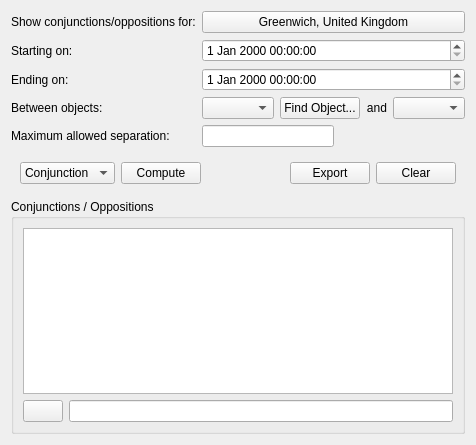
The window that kstars/tools/conjunctions.ui (KDE/kstars) describes before a commit, drawn with Qt 5.
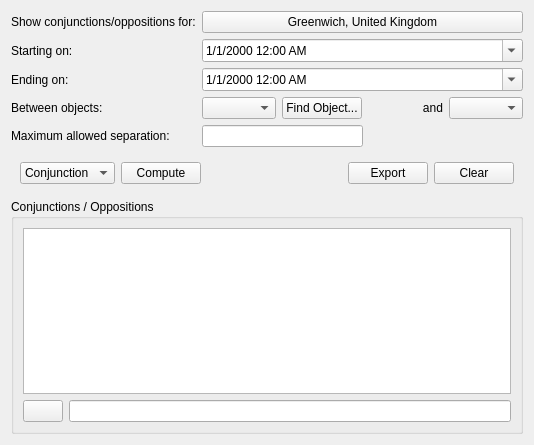
The same window after the commit. Custom widgets are drawn as their Qt base class.

Commit message:
Adding a calendar popup (Qt-based, not KDE-based) to the QDateTimeEdit in the conjunctions dialog. This lets us go back to September 14 1752 and go into the future to 31 Dec 7999.
This is still not a complete solution for two reasons:

1. We should be using KDE widgets. (Also, check for localization of
   date format.)

2. We should let the computations go back to the BC era and into the
   distant future. KStars, in principle, aims to be accurate from
   -10000 to 10000 years.

```diff
--- a/kstars/tools/conjunctions.ui
+++ b/kstars/tools/conjunctions.ui
@@ -6,7 +6,7 @@
    <rect>
     <x>0</x>
     <y>0</y>
-    <width>464</width>
+    <width>534</width>
     <height>445</height>
    </rect>
   </property>
@@ -21,7 +21,14 @@
       </widget>
      </item>
      <item row="1" column="1">
-      <widget class="QDateTimeEdit" name="startDate"/>
+      <widget class="QDateTimeEdit" name="startDate">
+       <property name="displayFormat">
+        <string>M/d/yyyy h:mm AP</string>
+       </property>
+       <property name="calendarPopup">
+        <bool>true</bool>
+       </property>
+      </widget>
      </item>
      <item row="2" column="0">
       <widget class="QLabel" name="label_2">
@@ -31,7 +38,14 @@
       </widget>
      </item>
      <item row="2" column="1">
-      <widget class="QDateTimeEdit" name="stopDate"/>
+      <widget class="QDateTimeEdit" name="stopDate">
+       <property name="displayFormat">
+        <string>M/d/yyyy h:mm AP</string>
+       </property>
+       <property name="calendarPopup">
+        <bool>true</bool>
+       </property>
+      </widget>
      </item>
      <item row="3" column="1">
       <layout class="QHBoxLayout" name="horizontalLayout">
```
